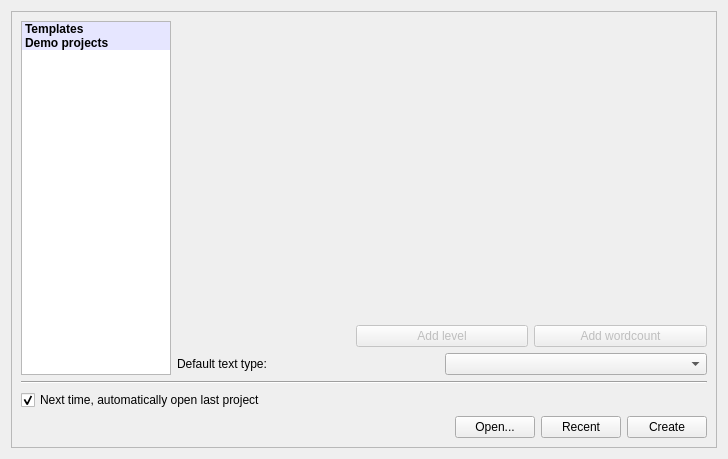
Above: manuskript/ui/welcome_ui.ui from olivierkes/manuskript before the change. Below: the same form after it.
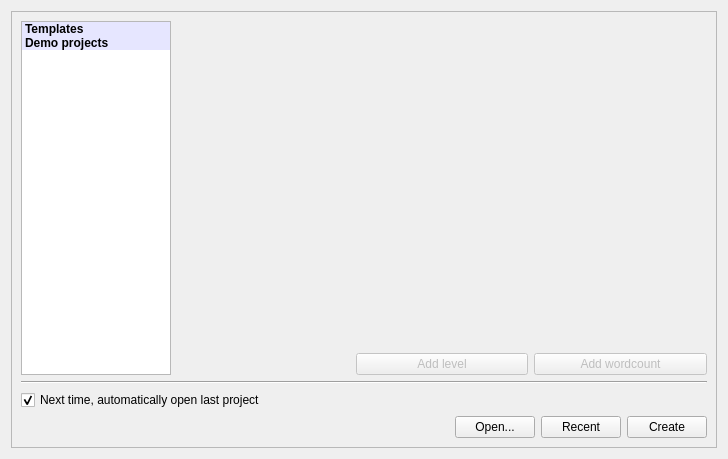
That is the form after the change.

Commit message: Purging types from welcome

Patch:
```diff
--- a/manuskript/ui/welcome_ui.ui
+++ b/manuskript/ui/welcome_ui.ui
@@ -190,20 +190,6 @@
             </item>
            </layout>
           </item>
-          <item>
-           <layout class="QHBoxLayout" name="horizontalLayout_3">
-            <item>
-             <widget class="QLabel" name="lblTotal_2">
-              <property name="text">
-               <string>Default text type:</string>
-              </property>
-             </widget>
-            </item>
-            <item>
-             <widget class="QComboBox" name="cmbDefaultType"/>
-            </item>
-           </layout>
-          </item>
          </layout>
         </item>
        </layout>
```
The commit also changes 3 other files.
